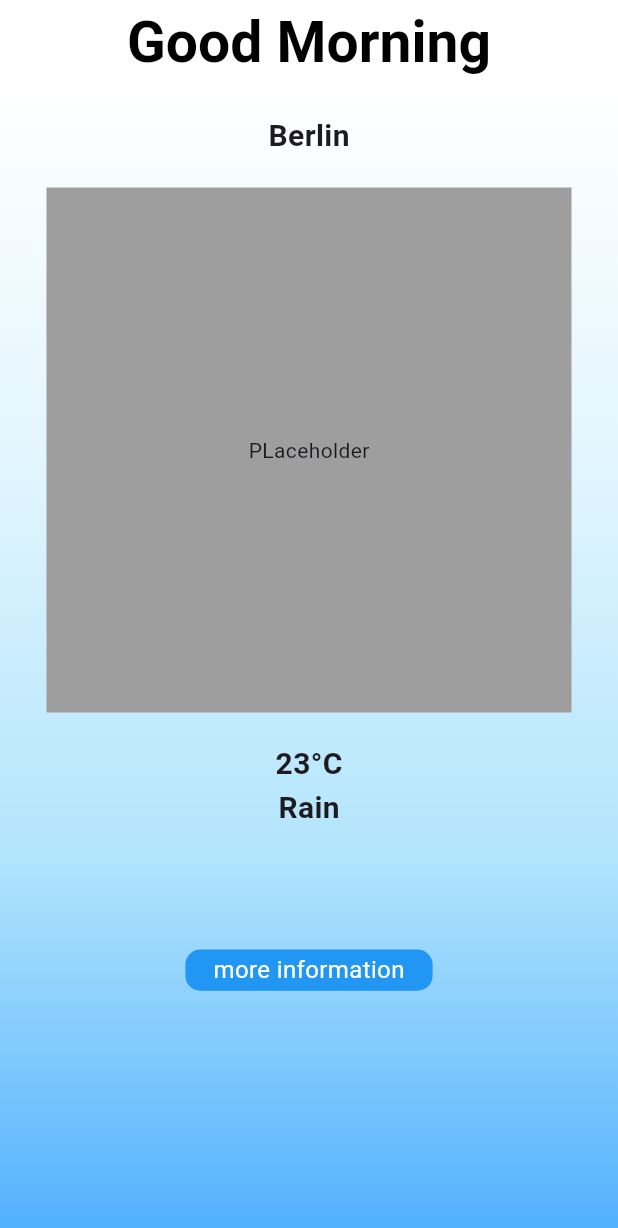
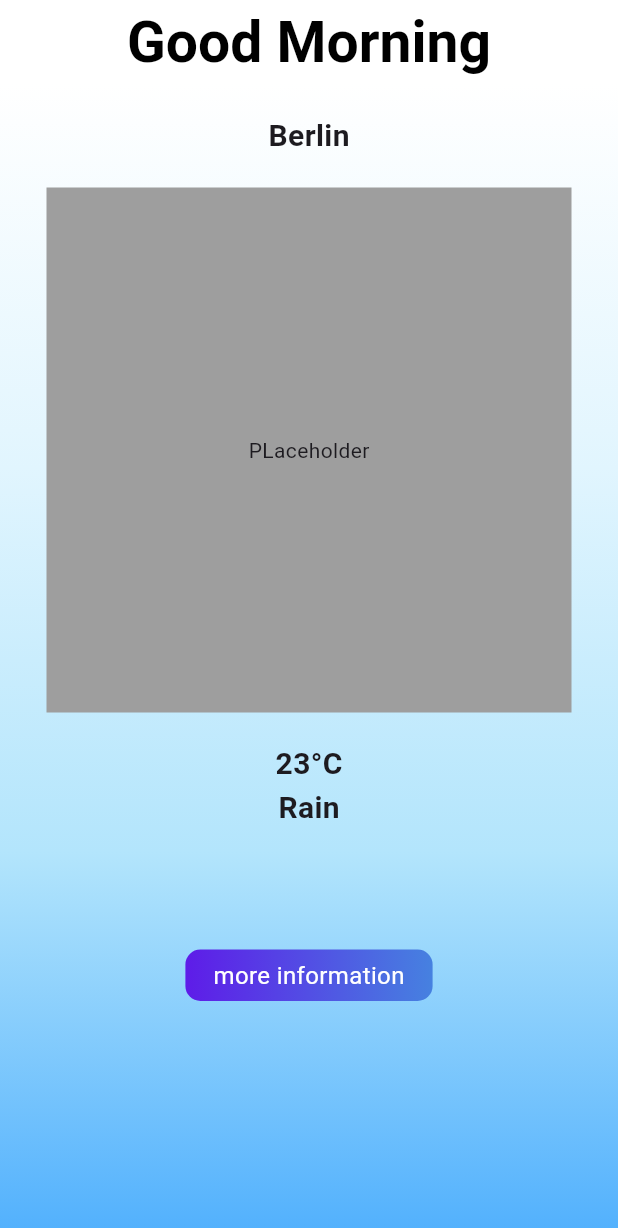
Before and after one commit to Yannick-Apostel/weather-app, a Flutter app: the screen it shows after launch, on a phone screen of 412 x 824 dp. Shown: the top 1228 px of the screen. Run offline on Flutter 3.47's test engine with Material 3 defaults, Android fonts, the phone set to English and light mode, and no system bars.

Commit message:
created lightmode button

```diff
--- a/weatherapp/lib/presentation/home/widget/actionButton.dart
+++ b/weatherapp/lib/presentation/home/widget/actionButton.dart
@@ -9,17 +9,27 @@ class ActionButton extends StatelessWidget {
   Widget build(BuildContext context) {
     final screenSize = MediaQuery.of(context).size;
     return InkWell(
-      onTap: (){
-        debugPrint('Button pressed');},
-      child: Container(
-        height: screenSize.width/15,
-        width: screenSize.width/2.5,
-        child: Center(child: Text(text, style: TextStyle(fontSize: 16, color: Colors.white),)),
-        decoration: BoxDecoration(
-                  borderRadius: BorderRadius.circular(10),
-                  color: Colors.blue,
-                ),
-      ),
-    );
+        onTap: () {
+          debugPrint('Button pressed');
+        },
+        child: Container(
+          decoration: BoxDecoration(
+            borderRadius: BorderRadius.circular(10),
+            gradient: const LinearGradient(
+                end: Alignment.centerLeft,
+                begin: Alignment.centerRight,
+                colors: [
+                  Color(0xff4681E0),
+                  Color(0xff5E1CE8),
+                ]),
+          ),
+          height: screenSize.width / 12,
+          width: screenSize.width / 2.5,
+          child: Center(
+              child: Text(
+            text,
+            style: const TextStyle(fontSize: 16, color: Colors.white),
+          )),
+        ));
   }
 }
```
